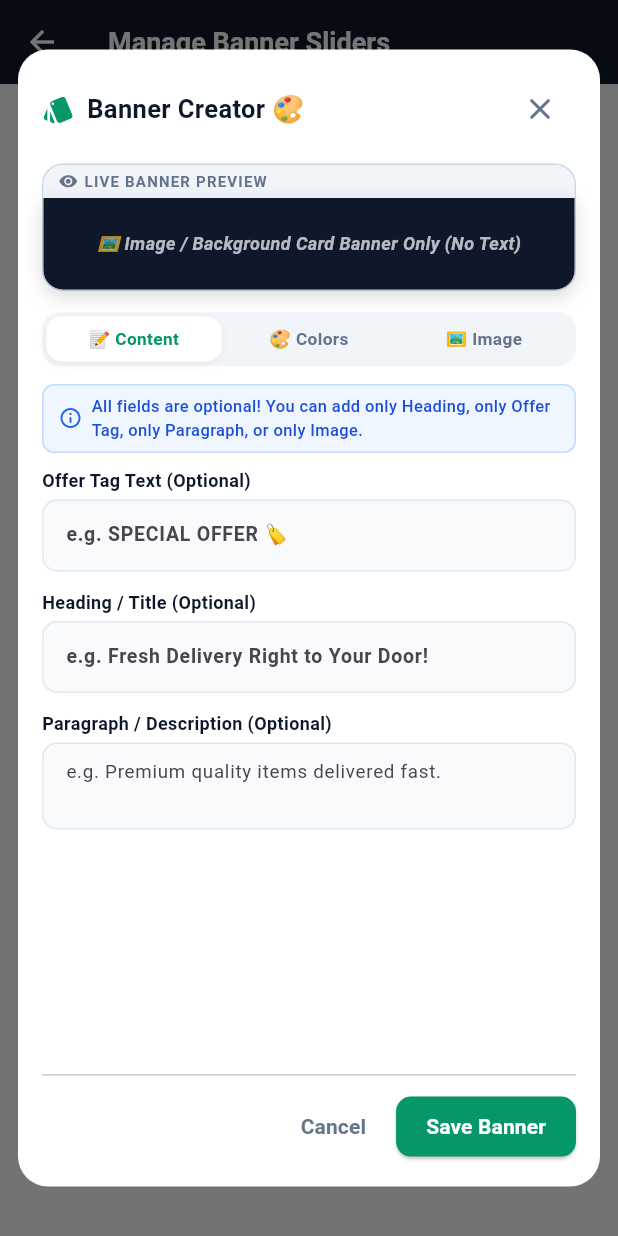
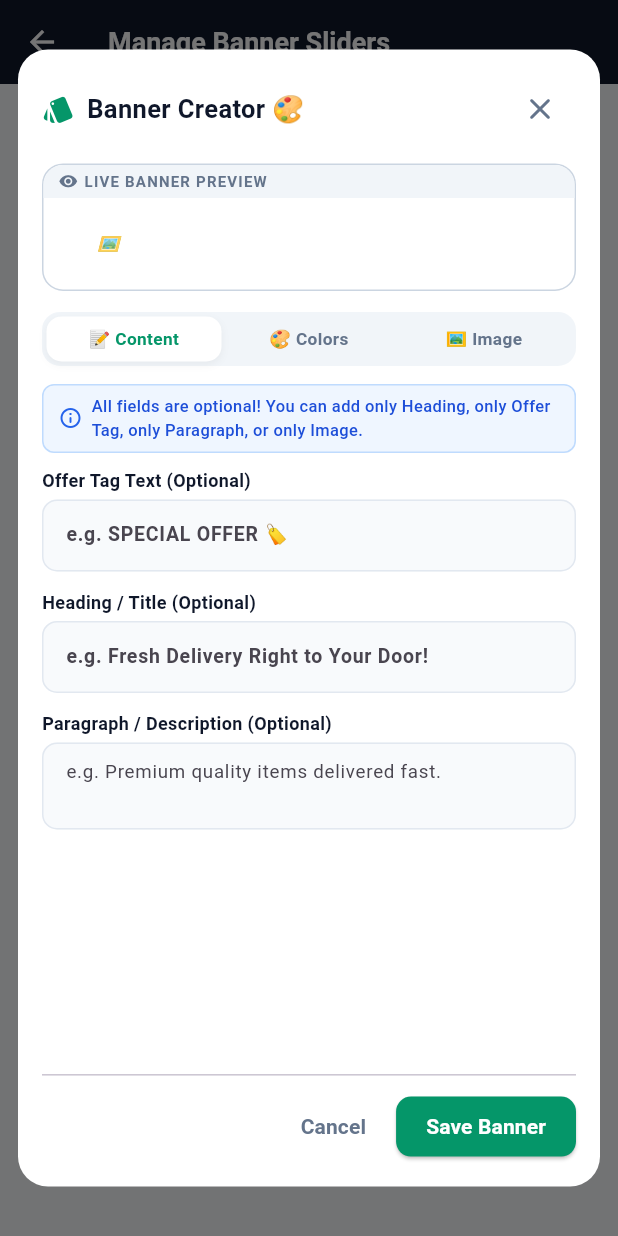
Before and after one commit to MUSKANRANI0808/daily_mart, a Flutter app: the SellerSlidersScreen screen opened directly with empty values, after a tap on "Add Slider", on a phone screen of 412 x 824 dp. Run offline on Flutter 3.47's test engine with Material 3 defaults, Android fonts, the phone set to English and light mode, and no system bars; our stand-ins replace flutter_local_notifications, image_picker, shared_preferences; missing offline and left inert: dart:html, razorpay_flutter; accounts and stored records are empty; network calls fail.

Commit message:
Make default banner background 100% full transparent without any card color or shadow

```diff
--- a/lib/screens/customer/seller_orders_screen.dart
+++ b/lib/screens/customer/seller_orders_screen.dart
@@ -476,7 +476,9 @@ class _CustomerSellerOrdersScreenState extends State<CustomerSellerOrdersScreen>
                 child: Container(
                   decoration: BoxDecoration(
                     borderRadius: BorderRadius.circular(18),
-                    boxShadow: [
+                    boxShadow: (bg == 'none' || bg == 'transparent' || bg.isEmpty)
+                        ? []
+                        : [
                             BoxShadow(
                               color: Colors.black.withValues(alpha: 0.2),
                               blurRadius: 14,
--- a/lib/screens/dashboards/seller_dashboard.dart
+++ b/lib/screens/dashboards/seller_dashboard.dart
@@ -243,7 +243,9 @@ class _SellerDashboardState extends State<SellerDashboard> {
                 child: Container(
                   decoration: BoxDecoration(
                     borderRadius: BorderRadius.circular(18),
-                    boxShadow: [
+                    boxShadow: (bg == 'none' || bg == 'transparent' || bg.isEmpty)
+                        ? []
+                        : [
                             BoxShadow(
                               color: Colors.black.withValues(alpha: 0.2),
                               blurRadius: 14,
--- a/lib/screens/seller/seller_sliders_screen.dart
+++ b/lib/screens/seller/seller_sliders_screen.dart
@@ -230,15 +230,8 @@ class _SellerSlidersScreenState extends State<SellerSlidersScreen> {
       return Container(
         width: double.infinity,
         decoration: BoxDecoration(
-          color: const Color(0xFF0F172A),
+          color: Colors.transparent,
           borderRadius: borderRadius ?? BorderRadius.circular(16),
-          boxShadow: [
-            BoxShadow(
-              color: Colors.black.withValues(alpha: 0.15),
-              blurRadius: 10,
-              offset: const Offset(0, 4),
-            ),
-          ],
         ),
         child: child,
       );
@@ -828,24 +821,24 @@ class _SellerSlidersScreenState extends State<SellerSlidersScreen> {
                                   child: ListView(
                                     scrollDirection: Axis.horizontal,
                                     children: [
-                                      // NO IMAGE OPTION (DEFAULT)
+                                      // NO IMAGE OPTION (FULL TRANSPARENT DEFAULT)
                                       GestureDetector(
                                         onTap: () => setDialogState(() => selectedImageData = 'none'),
                                         child: Container(
                                           width: 100,
                                           margin: const EdgeInsets.only(right: 8),
                                           decoration: BoxDecoration(
-                                            color: const Color(0xFF0F172A),
+                                            color: const Color(0xFFF1F5F9),
                                             borderRadius: BorderRadius.circular(10),
                                             border: (selectedImageData == 'none' || selectedImageData.isEmpty)
                                                 ? Border.all(color: const Color(0xFF10B981), width: 2.5)
-                                                : Border.all(color: Colors.black12),
+                                                : Border.all(color: const Color(0xFFCBD5E1)),
                                           ),
                                           child: const Center(
                                             child: Text(
-                                              '🚫 No Image\n(Clean Dark)',
+                                              '🚫 Full Transparent\n(No Color)',
                                               style: TextStyle(
-                                                color: Colors.white,
+                                                color: Color(0xFF0F172A),
                                                 fontWeight: FontWeight.bold,
                                                 fontSize: 10,
                                               ),
```
Lines whose indentation alone changed are shown as unchanged.
